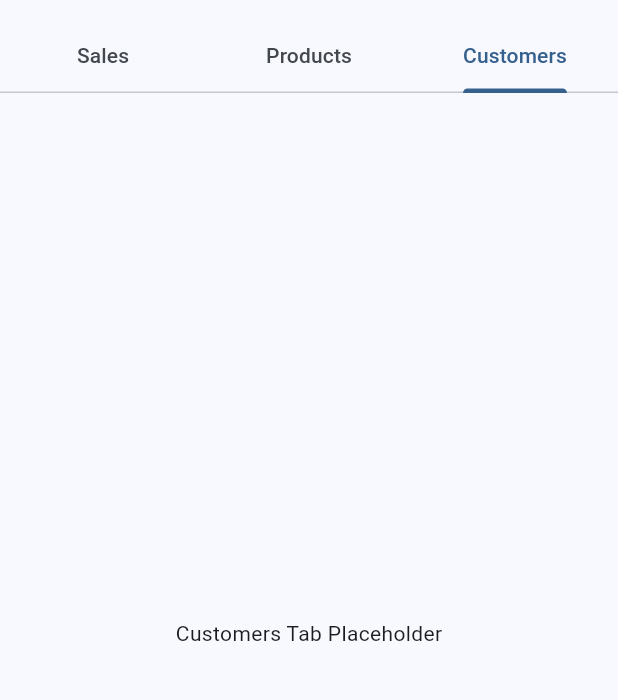
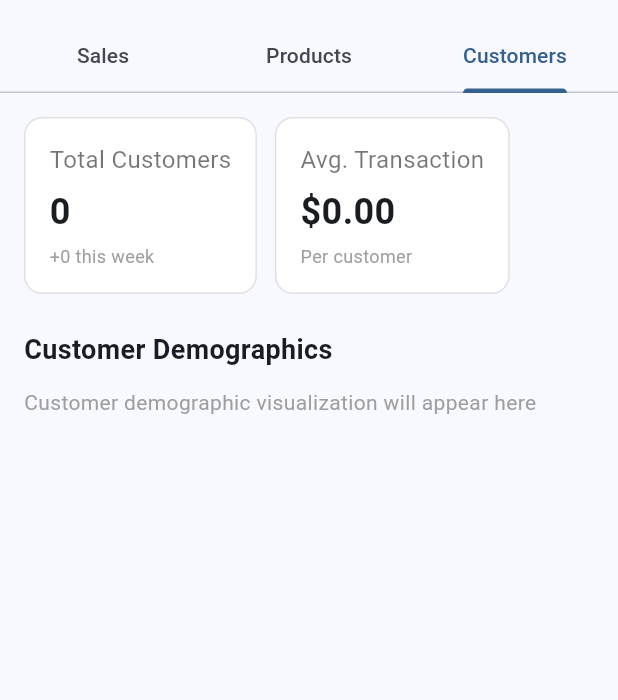
Before and after one commit to xinfay/Arkyna-mobilePOS, a Flutter app: the AnalyticsPage screen opened directly, tab 3 chosen, on a phone screen of 412 x 824 dp, the part 63-763 px from its top. Run offline on Flutter 3.47's test engine with Material 3 defaults, Android fonts, the phone set to English and light mode, and no system bars; our stand-ins replace fl_chart, shared_preferences; accounts and stored records are empty.

Commit message:
Finished Analytics Tab

```diff
--- a/lib/pages/analytics_page.dart
+++ b/lib/pages/analytics_page.dart
@@ -1,6 +1,7 @@
 import 'package:flutter/material.dart';
 import '../providers/sales_tab.dart';
 import '../providers/products_tab.dart';
+import '../providers/customers_tab.dart';
 
 class AnalyticsPage extends StatefulWidget {
   const AnalyticsPage({super.key});
@@ -44,7 +45,7 @@ class _AnalyticsPageState extends State<AnalyticsPage> with SingleTickerProvider
         children: const [
           SalesTab(),
           ProductsTab(),
-          Center(child: Text('Customers Tab Placeholder')),
+          CustomersTab(),
         ],
       ),
     );
--- a/lib/pages/checkout_page.dart
+++ b/lib/pages/checkout_page.dart
@@ -426,8 +426,6 @@ class _CheckoutPageState extends State<CheckoutPage> {
 
 Widget _buildTippingPage(List<String> cartItems) {
   final subtotal = _calculateSubtotal(cartItems);
-  final tax = subtotal * taxRate;
-  final total = subtotal + tax;
 
   final tipOptions = [
     {'label': '10%', 'sub': '\$${(subtotal * 0.10).toStringAsFixed(2)}', 'value': 0.10},
--- /dev/null
+++ b/lib/providers/customers_tab.dart
@@ -0,0 +1,75 @@
+import 'package:flutter/material.dart';
+import 'analytics_service.dart';
+
+class CustomersTab extends StatefulWidget {
+  const CustomersTab({super.key});
+
+  @override
+  State<CustomersTab> createState() => _CustomersTabState();
+}
+
+class _CustomersTabState extends State<CustomersTab> {
+  int totalCustomers = 0;
+  double avgTransaction = 0.0;
+
+  @override
+  void initState() {
+    super.initState();
+    _loadCustomerData();
+  }
+
+  Future<void> _loadCustomerData() async {
+    final orders = await AnalyticsService.getOrders();
+    final revenue = orders.fold(0.0, (sum, order) => sum + order.total);
+
+    setState(() {
+      totalCustomers = orders.length;
+      avgTransaction = orders.isNotEmpty ? revenue / orders.length : 0.0;
+    });
+  }
+
+  Widget _buildMetric(String label, String value, String subtitle) {
+    return Container(
+      padding: const EdgeInsets.all(16),
+      decoration: BoxDecoration(
+        color: Colors.white,
+        border: Border.all(color: Colors.grey.shade300),
+        borderRadius: BorderRadius.circular(12),
+      ),
+      child: Column(
+        crossAxisAlignment: CrossAxisAlignment.start,
+        children: [
+          Text(label, style: const TextStyle(fontSize: 16, color: Colors.black54)),
+          const SizedBox(height: 6),
+          Text(value, style: const TextStyle(fontSize: 24, fontWeight: FontWeight.bold)),
+          const SizedBox(height: 4),
+          Text(subtitle, style: const TextStyle(fontSize: 12, color: Colors.grey)),
+        ],
+      ),
+    );
+  }
+
+  @override
+  Widget build(BuildContext context) {
+    return Padding(
+      padding: const EdgeInsets.all(16),
+      child: Column(
+        crossAxisAlignment: CrossAxisAlignment.start,
+        children: [
+          Wrap(
+            spacing: 12,
+            runSpacing: 12,
+            children: [
+              _buildMetric("Total Customers", "$totalCustomers", "+${totalCustomers > 0 ? 1 : 0} this week"),
+              _buildMetric("Avg. Transaction", "\$${avgTransaction.toStringAsFixed(2)}", "Per customer"),
+            ],
+          ),
+          const SizedBox(height: 24),
+          const Text("Customer Demographics", style: TextStyle(fontSize: 18, fontWeight: FontWeight.bold)),
+          const SizedBox(height: 12),
+          const Text("Customer demographic visualization will appear here", style: TextStyle(color: Colors.grey)),
+        ],
+      ),
+    );
+  }
+}
--- a/lib/providers/products_tab.dart
+++ b/lib/providers/products_tab.dart
@@ -1,5 +1,4 @@
 import 'package:flutter/material.dart';
-import '../models/order_model.dart';
 import '../providers/analytics_service.dart';
 
 class ProductsTab extends StatefulWidget {
@@ -74,7 +73,8 @@ class _ProductsTabState extends State<ProductsTab> {
       padding: const EdgeInsets.all(16),
       child: sorted.isEmpty
           ? const Center(child: Text("No product sales data yet"))
-          : Column(
+          : SingleChildScrollView(
+              child: Column(
                 crossAxisAlignment: CrossAxisAlignment.start,
                 children: [
                   const Text("Top Selling Products", style: TextStyle(fontSize: 18, fontWeight: FontWeight.bold)),
@@ -115,6 +115,7 @@ class _ProductsTabState extends State<ProductsTab> {
                   ),
                 ],
               ),
+            ),
     );
   }
 }
```
Also changed, not shown: lib/providers/sales_tab.dart (+72 -17 lines). Lines whose indentation alone changed are shown as unchanged.
